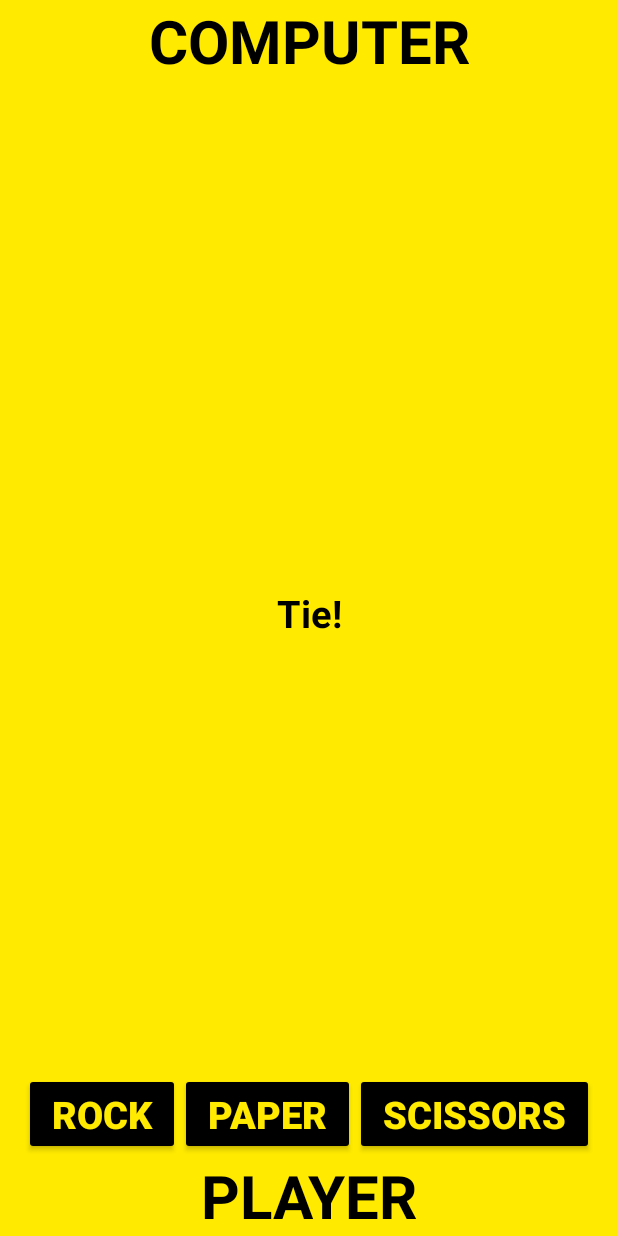
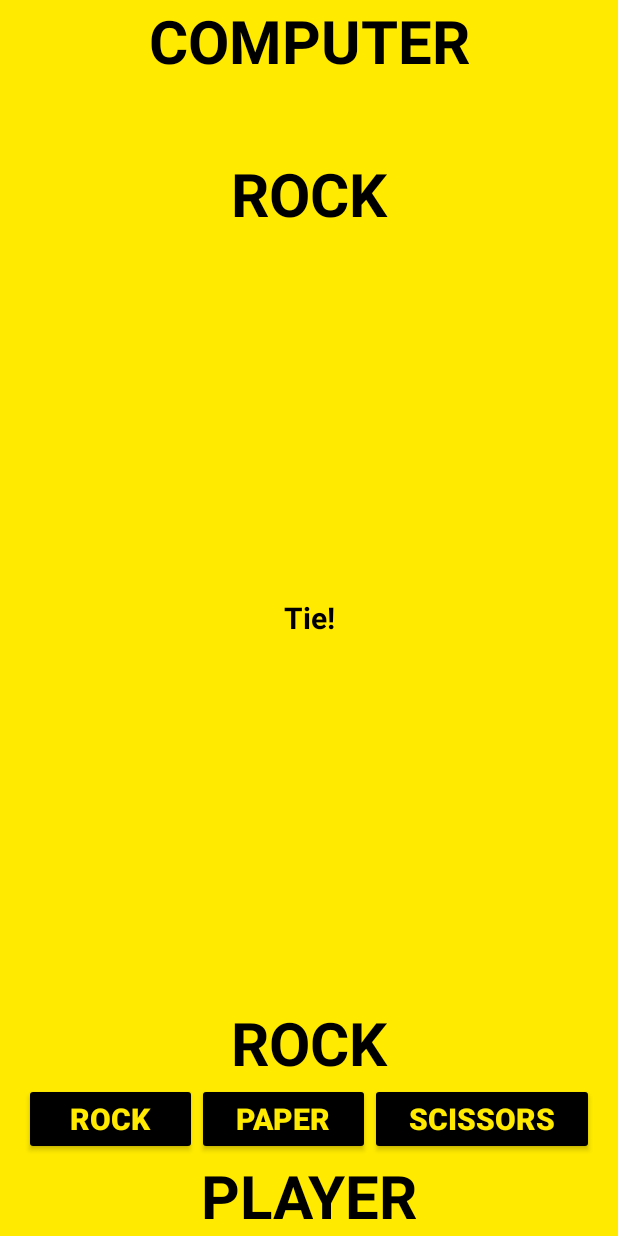
Before and after one commit to abirftw/RockPaperScissors, an Android app: the GameView screen opened directly, with no data from a screen before it, after a tap on "ROCK", on a phone screen of 412 x 824 dp. Run offline under Robolectric (Android 15) with nearby library versions, the phone set to English and light mode, and no system bars.

Commit message:
Minor Fixes

```diff
--- a/app/src/main/res/layout/game_option_buttons.xml
+++ b/app/src/main/res/layout/game_option_buttons.xml
@@ -15,6 +15,7 @@
         android:textStyle="bold"
         android:text="@string/rock"
         android:textSize="@dimen/button_text"
+        android:onClick="rockButton"
         />
 
     <Button
@@ -26,7 +27,9 @@
         android:layout_weight="1"
         android:textStyle="bold"
         android:text="@string/paper"
-        android:textSize="@dimen/button_text"/>
+        android:textSize="@dimen/button_text"
+        android:onClick="paperButton"
+        />
 
     <Button
         android:id="@+id/p1_scissors"
@@ -37,5 +40,7 @@
         android:layout_weight="1"
         android:textStyle="bold"
         android:text="@string/scissors"
-        android:textSize="@dimen/button_text"/>
+        android:textSize="@dimen/button_text"
+        android:onClick="scissorsButton"
+        />
 </LinearLayout>
--- a/app/src/main/res/values/dimens.xml
+++ b/app/src/main/res/values/dimens.xml
@@ -4,5 +4,5 @@
     <dimen name="margin_right">16dp</dimen>
     <dimen name="gameUI">40sp</dimen>
     <dimen name="content_dimen">0dp</dimen>
-    <dimen name="button_text">25sp</dimen>
+    <dimen name="button_text">20sp</dimen>
 </resources>
--- a/app/src/main/res/values/strings.xml
+++ b/app/src/main/res/values/strings.xml
@@ -6,4 +6,5 @@
     <string name="rock">ROCK</string>
     <string name="paper">PAPER</string>
     <string name="scissors">SCISSORS</string>
+    <string name="Pending">Yet to Play</string>
 </resources>
```
Also changed, not shown: app/src/main/java/com/example/rockpaperscissors/Game.java (+5 -8 lines).
